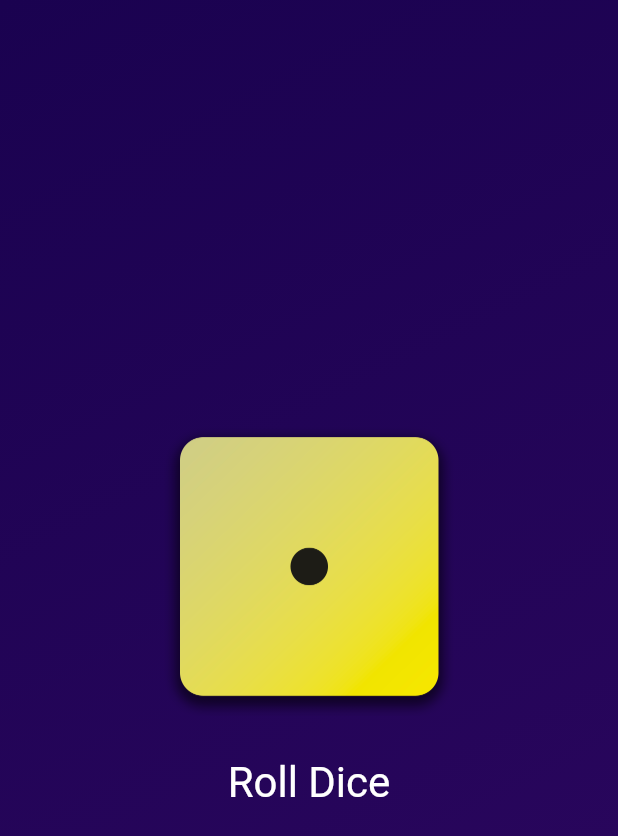
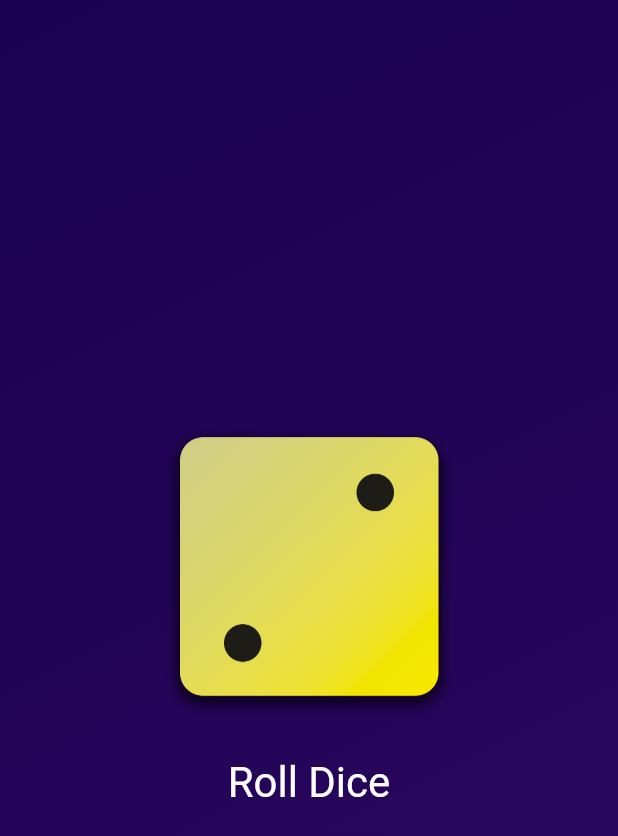
Before and after one commit to mostafaadawy/flutter_course, a Flutter app: the screen it shows after launch, after a tap on "Roll Dice", on a phone screen of 412 x 824 dp. Shown: the top 836 px of the screen. Run offline on Flutter 3.47's test engine with Material 2 defaults, Android fonts, the phone set to English and light mode, and no system bars.

```diff
--- a/lib/gradient_container.dart
+++ b/lib/gradient_container.dart
@@ -6,18 +6,19 @@ const beginAlignment = Alignment.topLeft;
 const endAlignment = Alignment.bottomRight;
 
 class GradientContainer extends StatelessWidget {
-  const GradientContainer(this.color1, this.color2, {super.key});
+   GradientContainer(this.color1, this.color2, {super.key});
 
   // multiple constractur component/class
-  const GradientContainer.purple({super.key})
+   GradientContainer.purple({super.key})
       : color1 = Colors.deepPurple,
         color2 = Colors.indigo;
 
   final Color color1;
   final Color color2;
 
+  var diceImagePath='assets/images/dice-2.png';
   void rollDice() {
-    //.....
+    diceImagePath='assets/images/dice-4.png';
   }
 
   @override
@@ -39,7 +40,7 @@ class GradientContainer extends StatelessWidget {
               .min, // allow not to take all vertical but just fit to childern hightes
           children: [
             Image.asset(
-              'assets/images/dice-1.png',
+              diceImagePath,
               width: 200,
             ),
             const SizedBox(height: 20,), // second method for padding
```
